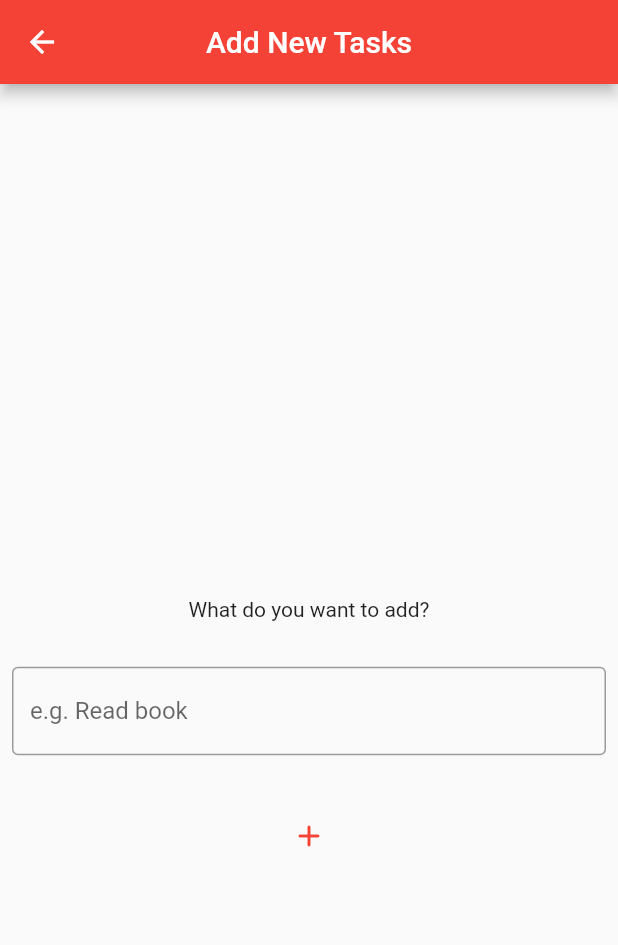
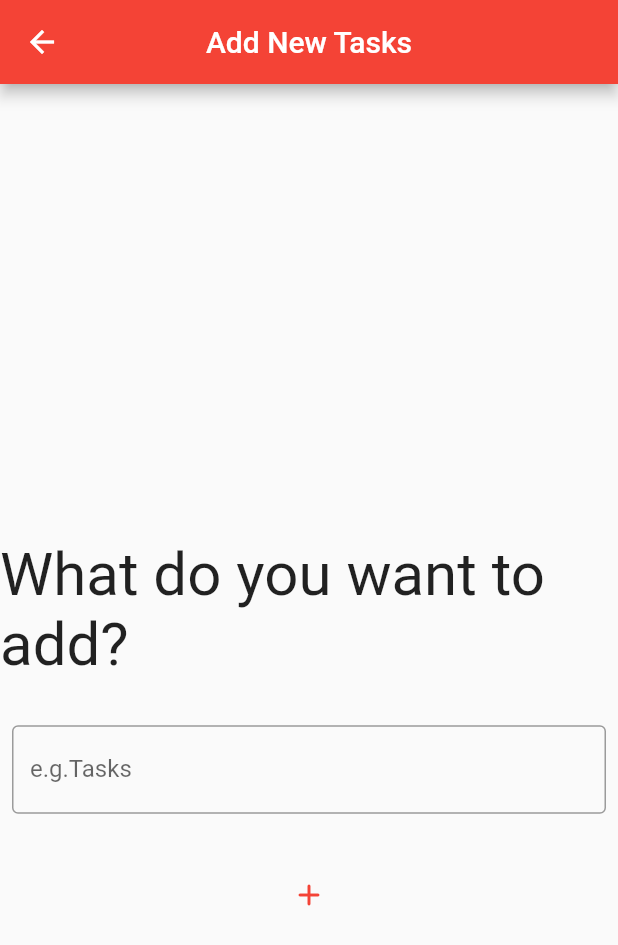
Before and after one commit to gu-tig169/guslymyf, a Flutter app: the screen it shows after launch, after a tap on the "add" icon, on a phone screen of 412 x 824 dp. Shown: the top 945 px of the screen. Run offline on Flutter 3.47's test engine with Material 2 defaults, Android fonts, the phone set to English and light mode, and no system bars.

Commit message:
inlamning2

```diff
--- /dev/null
+++ b/steg1/lib/AddView.dart
@@ -0,0 +1,73 @@
+import 'package:flutter/material.dart';
+import 'model.dart';
+import 'package:provider/provider.dart';
+
+class AddView extends StatefulWidget {
+  @override
+  _AddViewState createState() => _AddViewState();
+}
+
+class _AddViewState extends State<AddView> {
+  final myController = TextEditingController();
+
+  @override
+  void dispose() {
+    myController.dispose();
+    super.dispose();
+  }
+  // Clean upp the controller when the page is closed
+
+  @override
+  Widget build(BuildContext context) {
+    return Scaffold(
+      appBar: AppBar(
+        title: Text('Add New Tasks'),
+        centerTitle: true,
+        backgroundColor: Colors.red[500],
+      ),
+      body: Center(
+        child: Column(
+          mainAxisAlignment: MainAxisAlignment.center,
+          children: [
+            Container(height: 100),
+            Text('What do you want to add?', style: TextStyle(fontSize: 40)),
+            Container(height: 30),
+            Container(
+              margin: EdgeInsets.only(left: 8.0, right: 8.0),
+              child: TextField(
+                controller: myController,
+                decoration: InputDecoration(
+                  border: OutlineInputBorder(),
+                  labelText: 'e.g.Tasks',
+                ),
+              ),
+            ),
+            Container(height: 30),
+            IconButton(
+              icon: Icon(Icons.add_rounded),
+              color: Colors.red[500],
+              onPressed: () {
+                addItem();
+              },
+            ),
+          ],
+        ),
+      ),
+    );
+  }
+
+  void addItem() {
+    final String userInput = myController.text;
+    if (userInput.isNotEmpty) {
+      TodoItem item = TodoItem(name: userInput);
+      Navigator.pop(context, userInput);
+    } else {
+      _alertSnackbar(context);
+    }
+  }
+
+  void _alertSnackbar(context) {
+    SnackBar snackbar = SnackBar(content: Text('Item can not be empty'));
+    Scaffold.of(context).showSnackBar(snackbar);
+  }
+}
--- a/steg1/lib/main.dart
+++ b/steg1/lib/main.dart
@@ -1,7 +1,16 @@
 import 'package:flutter/material.dart';
+import 'AddView.dart';
+import 'model.dart';
+import 'package:provider/provider.dart';
 
 void main() {
-  runApp(MyApp());
+  var todoState = TodoState();
+  runApp(
+    ChangeNotifierProvider(
+      create: (context) => todoState,
+      child: MyApp(),
+    ),
+  );
 }
 
 class MyApp extends StatelessWidget {
@@ -15,19 +24,6 @@ class MyApp extends StatelessWidget {
 }
 
 class MainView extends StatelessWidget {
-  final List<String> task = [
-    'Clean bedroom',
-    'Laundry',
-    'Workout',
-    'Complete essay',
-    'Call Eric',
-    'Meditate',
-    'Journaling',
-    'Read book',
-  ];
-
-  final bool _checked = false;
-
   @override
   Widget build(BuildContext context) {
     return Scaffold(
@@ -65,74 +61,17 @@ class MainView extends StatelessWidget {
         ],
       ),
       floatingActionButton: FloatingActionButton(
-        onPressed: () {
-          Navigator.push(
-            context,
-            MaterialPageRoute(builder: (context) => AddView()),
-          );
+        onPressed: () async {
+          var newItem = await Navigator.push(
+              context, MaterialPageRoute(builder: (context) => AddView()));
+          if (newItem != null) {
+            Provider.of<TodoState>(context, listen: false).addItem(newItem);
+          }
         },
         child: Icon(Icons.add_rounded),
         backgroundColor: Colors.red[500],
       ),
       floatingActionButtonLocation: FloatingActionButtonLocation.centerFloat,
-      body: Center(
-        child: ListView.separated(
-            itemCount: task.length,
-            separatorBuilder: (BuildContext context, int index) => Divider(),
-            itemBuilder: (context, index) {
-              return CheckboxListTile(
-                value: _checked,
-                onChanged: (bool value) {},
-                title: Text(
-                  '${task[index]}',
-                  style: TextStyle(fontSize: 20),
-                ),
-                controlAffinity: ListTileControlAffinity.leading,
-                secondary: Icon(Icons.clear_sharp),
-                activeColor: Colors.red[500],
-              );
-            }),
-      ),
     );
   }
 }
-
-class AddView extends StatelessWidget {
-  Widget build(BuildContext context) {
-    return Scaffold(
-      appBar: AppBar(
-        title: Text('Add New Tasks'),
-        centerTitle: true,
-        backgroundColor: Colors.red[500],
-      ),
-      body: Center(
-        child: Column(
-          mainAxisAlignment: MainAxisAlignment.center,
-          children: [
-            Container(height: 100),
-            Text('What do you want to add?'),
-            Container(height: 30),
-            Container(
-              margin: EdgeInsets.only(left: 8.0, right: 8.0),
-              child: TextField(
-                obscureText: true,
-                decoration: InputDecoration(
-                  border: OutlineInputBorder(),
-                  labelText: 'e.g. Read book',
-                ),
-              ),
-            ),
-            Container(height: 30),
-            IconButton(
-              icon: Icon(Icons.add_rounded),
-              color: Colors.red[500],
-              onPressed: () {
-                print('Your tasks have been added');
-              },
-            ),
-          ],
-        ),
-      ),
-    );
-  }
-}
--- a/steg1/pubspec.yaml
+++ b/steg1/pubspec.yaml
@@ -28,6 +28,7 @@ dependencies:
   # The following adds the Cupertino Icons font to your application.
   # Use with the CupertinoIcons class for iOS style icons.
   cupertino_icons: ^1.0.0
+  provider: any
 
 dev_dependencies:
   flutter_test:
```
Also changed, not shown: steg1/lib/ItemList.dart (added, +45 -0 lines), steg1/lib/model.dart (added, +33 -0 lines), steg1/pubspec.lock, 1 other file.
